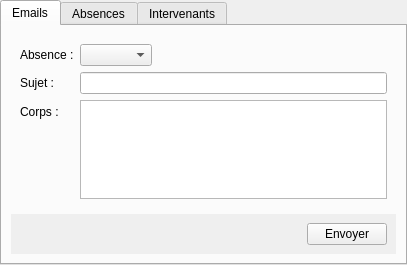
Old version of the form gestionAbsencesUI.ui in the repository ncarrier/gestion_ecole_de_musique.
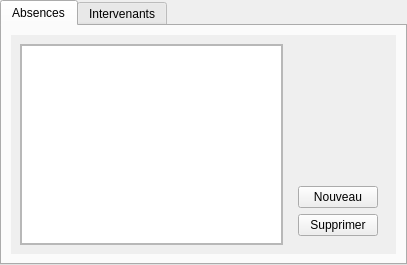
New version of the form.

Commit message: [PATCH]Début d'extraction de l'ui d'envoi d'emails

Patch:
```diff
--- a/gestionAbsencesUI.ui
+++ b/gestionAbsencesUI.ui
@@ -16,98 +16,6 @@
   <property name="currentIndex">
    <number>0</number>
   </property>
-  <widget class="QWidget" name="wGestionAbsences">
-   <attribute name="title">
-    <string>Emails</string>
-   </attribute>
-   <layout class="QVBoxLayout" name="verticalLayout_3">
-    <item>
-     <widget class="QWidget" name="widget_7" native="true">
-      <layout class="QFormLayout" name="formLayout">
-       <property name="fieldGrowthPolicy">
-        <enum>QFormLayout::ExpandingFieldsGrow</enum>
-       </property>
-       <item row="0" column="0">
-        <widget class="QLabel" name="lAbsence">
-         <property name="text">
-          <string>Absence :</string>
-         </property>
-        </widget>
-       </item>
-       <item row="0" column="1">
-        <widget class="QComboBox" name="cbAbsence">
-         <property name="sizeAdjustPolicy">
-          <enum>QComboBox::AdjustToContents</enum>
-         </property>
-        </widget>
-       </item>
-       <item row="1" column="0">
-        <widget class="QLabel" name="label_3">
-         <property name="text">
-          <string>Sujet :</string>
-         </property>
-        </widget>
-       </item>
-       <item row="1" column="1">
-        <widget class="QLineEdit" name="leSujet"/>
-       </item>
-       <item row="2" column="0">
-        <widget class="QLabel" name="label_4">
-         <property name="text">
-          <string>Corps :</string>
-         </property>
-        </widget>
-       </item>
-       <item row="2" column="1">
-        <widget class="QTextEdit" name="teCorps">
-         <property name="sizePolicy">
-          <sizepolicy hsizetype="Expanding" vsizetype="Expanding">
-           <horstretch>0</horstretch>
-           <verstretch>100</verstretch>
-          </sizepolicy>
-         </property>
-         <property name="layoutDirection">
-          <enum>Qt::LeftToRight</enum>
-         </property>
-         <property name="autoFillBackground">
-          <bool>false</bool>
-         </property>
-        </widget>
-       </item>
-      </layout>
-     </widget>
-    </item>
-    <item>
-     <widget class="QWidget" name="wEmails" native="true">
-      <property name="autoFillBackground">
-       <bool>true</bool>
-      </property>
-      <layout class="QHBoxLayout" name="horizontalLayout_6">
-       <item>
-        <spacer name="horizontalSpacer">
-         <property name="orientation">
-          <enum>Qt::Horizontal</enum>
-         </property>
-         <property name="sizeHint" stdset="0">
-          <size>
-           <width>40</width>
-           <height>20</height>
-          </size>
-         </property>
-        </spacer>
-       </item>
-       <item>
-        <widget class="QPushButton" name="pbEnvoyer">
-         <property name="text">
-          <string>Envoyer</string>
-         </property>
-        </widget>
-       </item>
-      </layout>
-     </widget>
-    </item>
-   </layout>
-  </widget>
   <widget class="QWidget" name="__tAbsences">
    <attribute name="title">
     <string>Absences</string>
@@ -129,8 +37,8 @@
            <rect>
             <x>0</x>
             <y>0</y>
-            <width>98</width>
-            <height>78</height>
+            <width>250</width>
+            <height>194</height>
            </rect>
           </property>
           <layout class="QHBoxLayout" name="horizontalLayout_2">
```
The commit also changes 6 other files.
